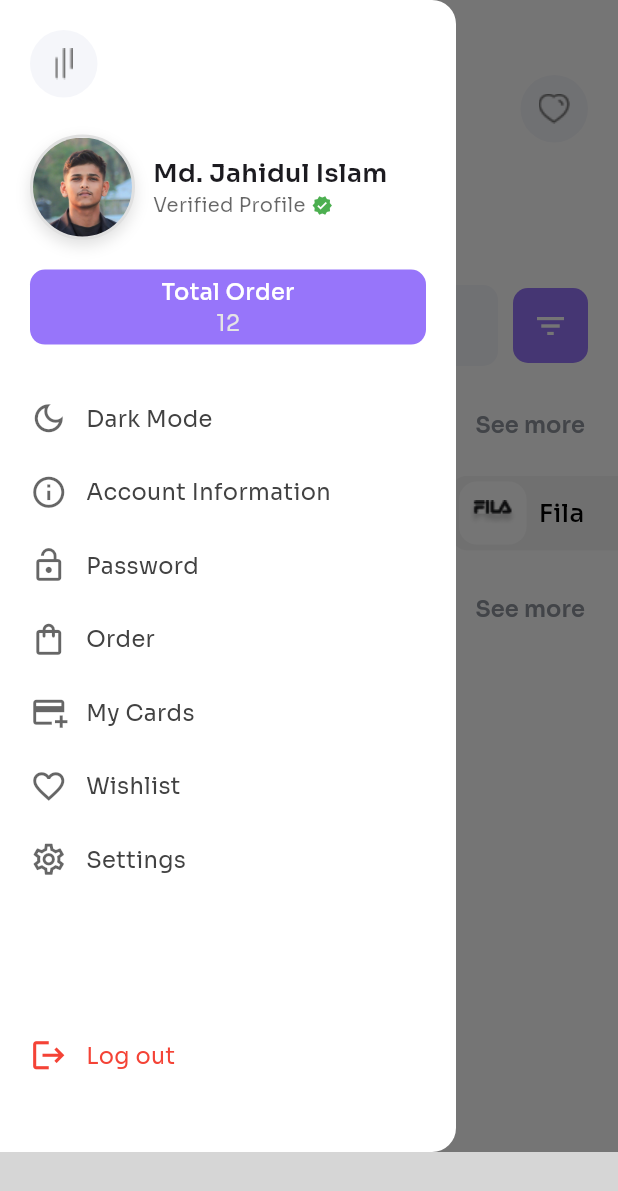
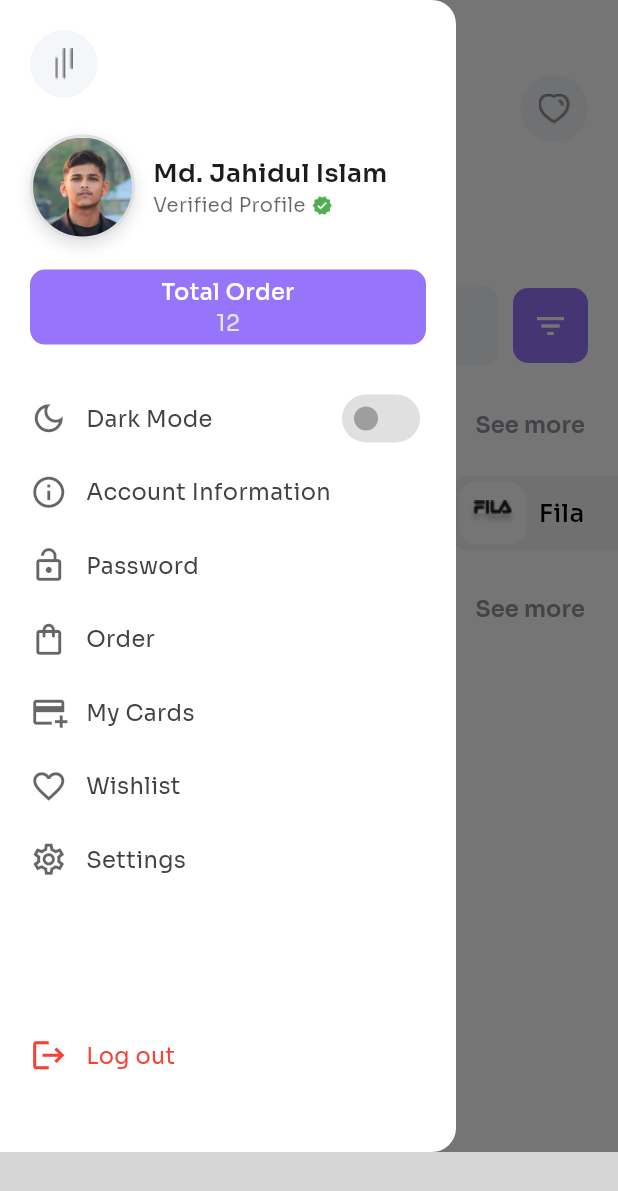
Before and after one commit to jahiduljeesan/laza_ecommerce, a Flutter app: the MainScreen screen opened directly, with the side drawer open, on a phone screen of 412 x 824 dp. Shown: the top 1191 px of the screen. Run offline on Flutter 3.47's test engine with Material 3 defaults, Android fonts, the phone set to English and light mode, and no system bars; our stand-ins replace cached_network_image, expandable_text, skeletonizer; missing offline and left inert: bottom_bar_matu; network calls fail; grey boxes are pictures that could not be loaded.

Commit message:
update drawer screen design

```diff
--- a/lib/screens/navigation/drawer_screen.dart
+++ b/lib/screens/navigation/drawer_screen.dart
@@ -151,11 +151,28 @@ class _DrawerScreenState extends State<DrawerScreen> {
 
               SizedBox(height: size.height * .03),
 
-              _drawerButton(
-                size,
-                icon: Icons.dark_mode_outlined,
-                label: 'Dark Mode',
-                onTap: () {},
+              Row(
+                mainAxisAlignment: MainAxisAlignment.spaceBetween,
+                children: [
+                  _drawerButton(
+                    size,
+                    icon: Icons.dark_mode_outlined,
+                    label: 'Dark Mode',
+                    onTap: () {},
+                  ),
+                  Switch(
+                      value: false,
+                      onChanged: (bol) {},
+                    activeTrackColor: LazaColors.primaryColor,
+                    activeThumbColor: Colors.white,
+                    inactiveTrackColor: Colors.white,
+                    inactiveThumbColor: Colors.grey,
+                    trackColor: WidgetStateProperty.resolveWith((states) =>
+                    states.contains(WidgetState.selected) ? Colors.green : Colors.grey[300]),
+                    trackOutlineColor: WidgetStatePropertyAll(Colors.transparent),
+                    trackOutlineWidth: WidgetStatePropertyAll(0.0),
+                  )
+                ],
               ),
 
               _drawerButton(
--- a/lib/screens/navigation/main_screen.dart
+++ b/lib/screens/navigation/main_screen.dart
@@ -37,7 +37,13 @@ class _MainScreenState extends State<MainScreen> {
           },
         ),
       ),
-      body: _index == 1 ? CartScreen() : HomeScreen(),
+      body: IndexedStack(
+        index: _index,
+        children: [
+          const HomeScreen(),
+          const CartScreen(),
+        ],
+      )
     );
   }
 }
--- a/lib/widgets/auth_widgets/remember_switch.dart
+++ b/lib/widgets/auth_widgets/remember_switch.dart
@@ -31,6 +31,8 @@ class RememberSwitch extends StatelessWidget {
               activeThumbColor: Colors.white,
               inactiveTrackColor: Colors.white,
               inactiveThumbColor: Colors.green,
+              trackOutlineColor: WidgetStatePropertyAll(Colors.transparent),
+              trackOutlineWidth: WidgetStatePropertyAll(0.0),
             ),
           )
 
```
Also changed, not shown: lib/widgets/styles/product_style.dart (+11 -1 lines).
